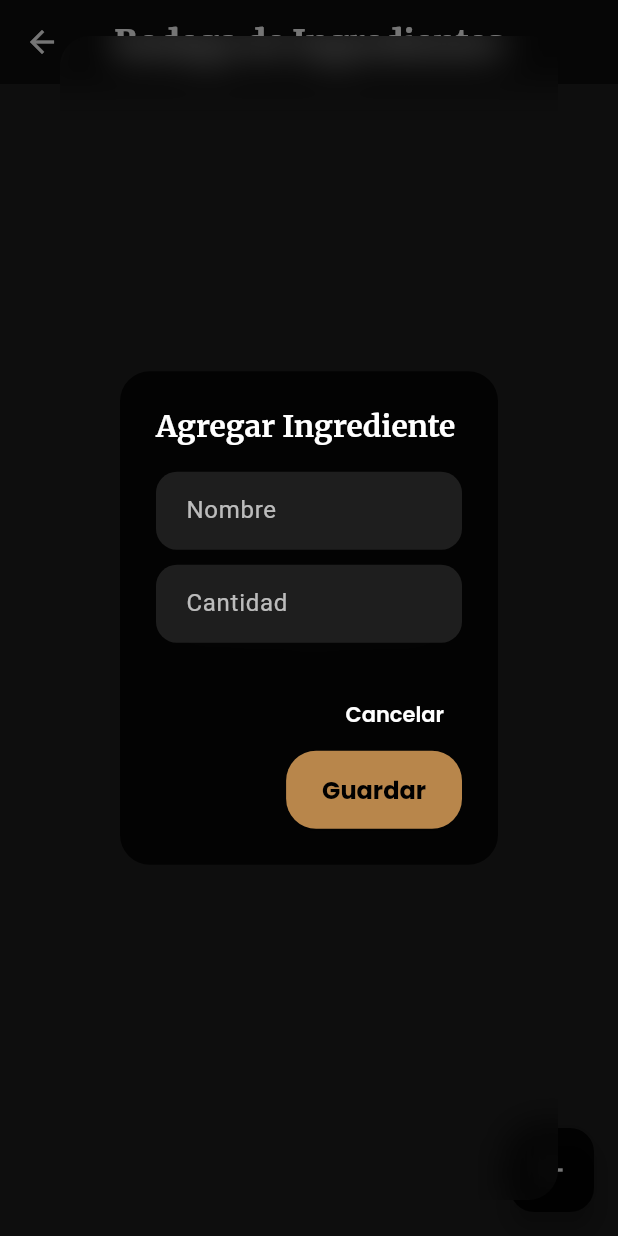
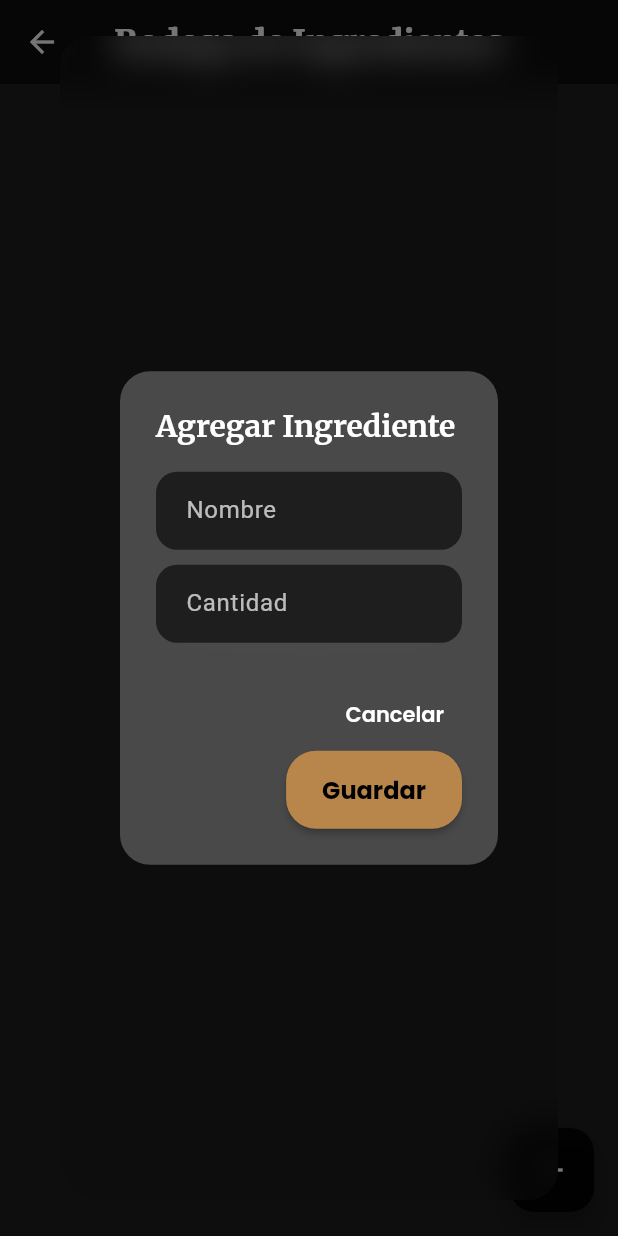
Before and after one commit to Erick-Calvache/cevicheria_app, a Flutter app: the ProductosPage screen opened directly, after a tap on the "add" icon, on a phone screen of 412 x 824 dp. Run offline on Flutter 3.47's test engine with Material 3 defaults, Android fonts, the phone set to English and light mode, and no system bars; our stand-ins replace cloud_firestore, firebase_core, glassmorphism_ui, google_fonts; accounts and stored records are empty.

Commit message:
mas actualizaciones de colores

```diff
--- a/lib/intro_page.dart
+++ b/lib/intro_page.dart
@@ -65,7 +65,7 @@ class _IntroPageState extends State<IntroPage>
                   fit: BoxFit.scaleDown,
                   child: Text(
                     'CANGREVICHE',
-                    style: GoogleFonts.merriweather(
+                    style: GoogleFonts.lora(
                       fontSize: 40,
                       fontWeight: FontWeight.w900,
                       color: _textColor,
@@ -107,7 +107,7 @@ class _IntroPageState extends State<IntroPage>
                   ),
                   child: Text(
                     'Entrar',
-                    style: GoogleFonts.poppins(
+                    style: GoogleFonts.lora(
                       fontSize: 18,
                       fontWeight: FontWeight.w600,
                       color: _goldAccent,
--- a/lib/productos_page.dart
+++ b/lib/productos_page.dart
@@ -31,13 +31,18 @@ class _ProductosPageState extends State<ProductosPage> {
       context: context,
       builder:
           (_) => Dialog(
-            backgroundColor: Colors.transparent,
+            backgroundColor: const Color.fromARGB(15, 0, 0, 0),
             child: ClipRRect(
               borderRadius: BorderRadius.circular(20),
               child: BackdropFilter(
                 filter: ImageFilter.blur(sigmaX: 12, sigmaY: 12),
                 child: AlertDialog(
-                  backgroundColor: Colors.black.withOpacity(0.8),
+                  backgroundColor: const Color.fromARGB(
+                    255,
+                    88,
+                    88,
+                    88,
+                  ).withOpacity(0.8),
                   shape: RoundedRectangleBorder(
                     borderRadius: BorderRadius.circular(20),
                   ),
```
